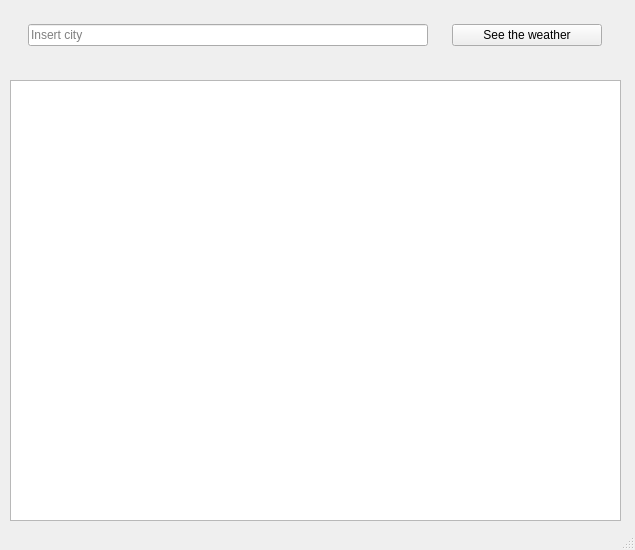
Qt form main_window.ui (LirioNOne/simple_weather_app) before a commit.
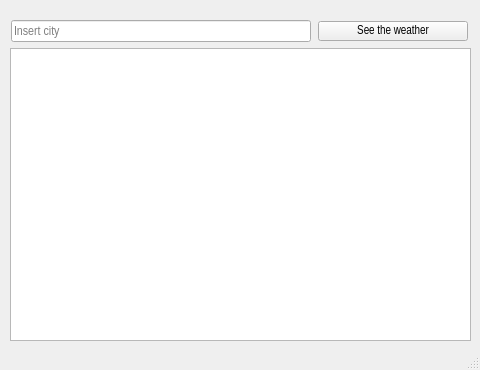
The same form after that commit.

What changed in the file:
```diff
--- a/main_window.ui
+++ b/main_window.ui
@@ -6,44 +6,58 @@
    <rect>
     <x>0</x>
     <y>0</y>
-    <width>635</width>
-    <height>550</height>
+    <width>480</width>
+    <height>370</height>
    </rect>
   </property>
   <property name="minimumSize">
    <size>
-    <width>0</width>
-    <height>550</height>
+    <width>480</width>
+    <height>370</height>
    </size>
   </property>
   <property name="maximumSize">
    <size>
-    <width>800</width>
-    <height>550</height>
+    <width>480</width>
+    <height>370</height>
    </size>
   </property>
   <property name="windowTitle">
    <string>MainWindow</string>
   </property>
   <widget class="QWidget" name="centralwidget">
-   <widget class="QWidget" name="layoutWidget">
+   <widget class="QWidget" name="">
     <property name="geometry">
      <rect>
       <x>10</x>
       <y>20</y>
-      <width>611</width>
-      <height>30</height>
+      <width>461</width>
+      <height>321</height>
      </rect>
     </property>
+    <layout class="QVBoxLayout" name="verticalLayout">
+     <item>
     <layout class="QHBoxLayout" name="horizontalLayout">
      <item>
       <widget class="QLineEdit" name="lineEdit">
+         <property name="minimumSize">
+          <size>
+           <width>300</width>
+           <height>0</height>
+          </size>
+         </property>
        <property name="maximumSize">
         <size>
-         <width>400</width>
+           <width>300</width>
          <height>16777215</height>
         </size>
        </property>
+         <property name="font">
+          <font>
+           <family>Arial Narrow</family>
+           <pointsize>10</pointsize>
+          </font>
+         </property>
        <property name="placeholderText">
         <string>Insert city</string>
        </property>
@@ -59,6 +73,7 @@
        </property>
        <property name="font">
         <font>
+           <family>Arial Narrow</family>
          <pointsize>9</pointsize>
         </font>
        </property>
@@ -68,16 +83,18 @@
       </widget>
      </item>
     </layout>
-   </widget>
+     </item>
+     <item>
    <widget class="QTextBrowser" name="textBrowser">
-    <property name="geometry">
-     <rect>
-      <x>10</x>
-      <y>80</y>
-      <width>611</width>
-      <height>441</height>
-     </rect>
-    </property>
+       <property name="font">
+        <font>
+         <family>Arial Narrow</family>
+         <pointsize>12</pointsize>
+        </font>
+       </property>
+      </widget>
+     </item>
+    </layout>
    </widget>
   </widget>
   <widget class="QStatusBar" name="statusbar"/>
```
Lines whose indentation alone changed are shown as unchanged.
